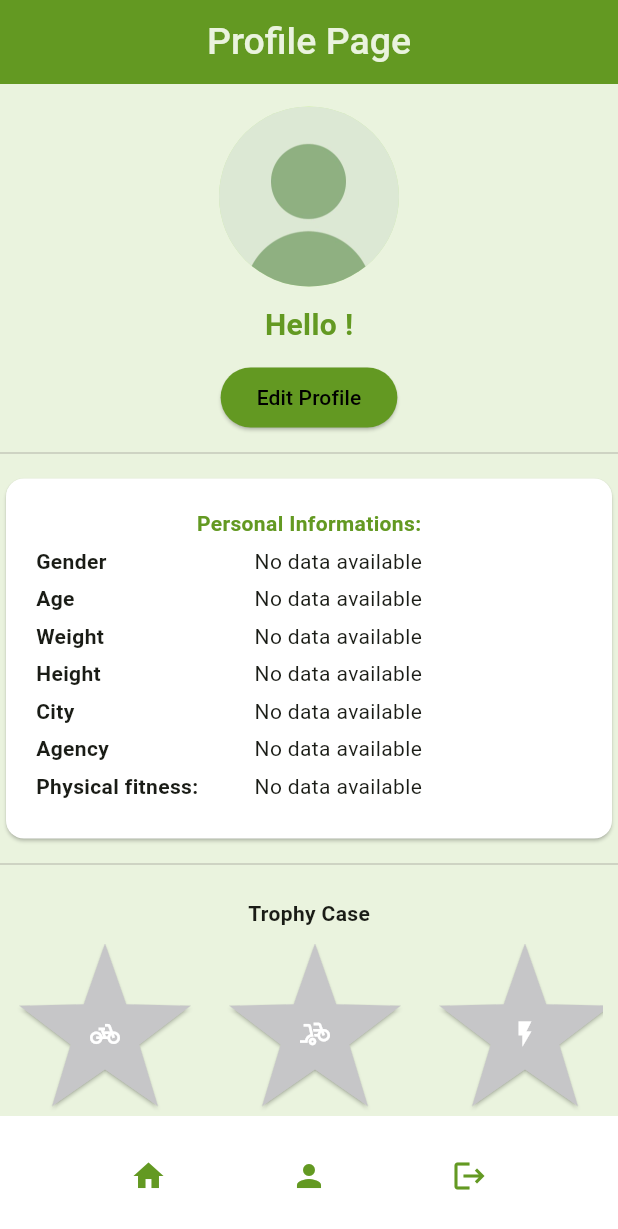
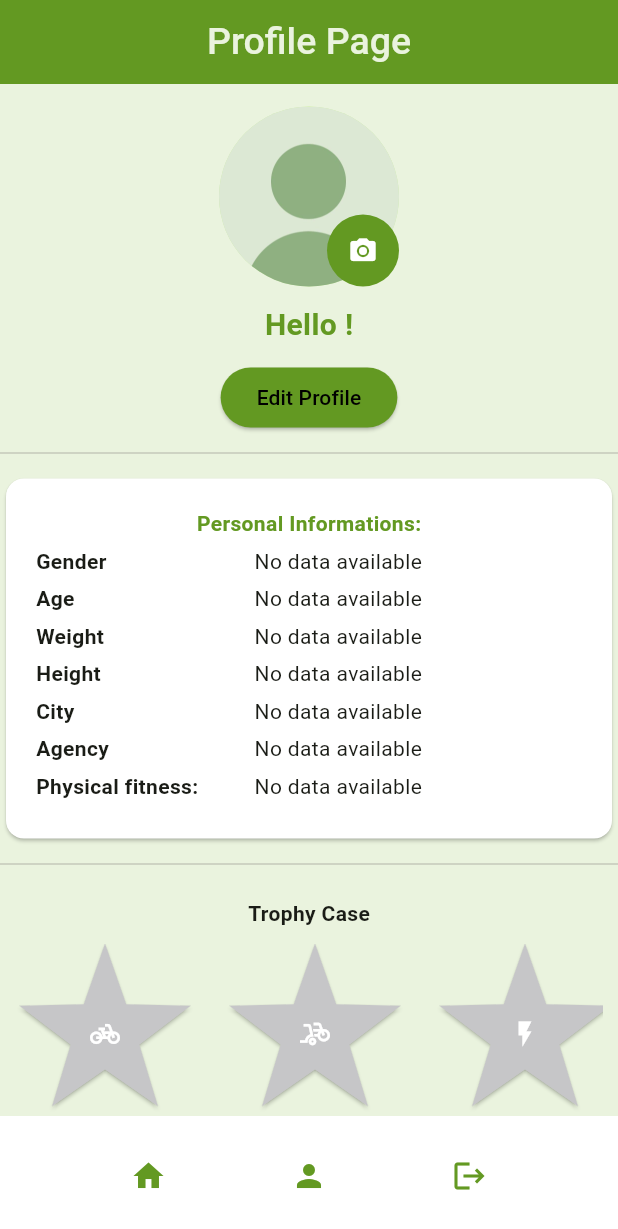
Before and after one commit to StellaRinaldii/RiderApp, a Flutter app: the Profilepage screen opened directly, on a phone screen of 412 x 824 dp. Shown: the top 1229 px of the screen. Run offline on Flutter 3.47's test engine with Material 3 defaults, Android fonts, the light colour scheme and no system bars; our stand-ins replace confetti, fl_chart, image_picker, jwt_decoder, shared_preferences; accounts and stored records are empty.

Commit message:
profile + aftershift page

```diff
--- a/lib/screens/profilepage.dart
+++ b/lib/screens/profilepage.dart
@@ -1,5 +1,6 @@
 import 'package:flutter/cupertino.dart';
 import 'package:flutter/material.dart';
+import 'package:confetti/confetti.dart';
 import 'dart:typed_data';
 import 'dart:convert';
 
@@ -35,13 +36,24 @@ class _ProfilePageState extends State<Profilepage> {
   String agency = '';
   bool flag = false ;
 
+  // controllore per i confetti quando viene raggiunto un premio:
+  late ConfettiController _controller;
   // carichiamo possibili immagini profilo salvate nelle sp:
   // load possible profile images saved in the shared preference
   @override
   void initState() {
     super.initState();
     _loadProfileImage();
+    _controller = ConfettiController(duration: Duration(seconds: 4));
+    _controller.play();
   }
+
+  @override
+  void dispose() {
+    _controller.dispose();
+    super.dispose();
+  }
+
 
   @override
   Widget build(BuildContext context) {
@@ -64,13 +76,34 @@ class _ProfilePageState extends State<Profilepage> {
             children:
             <Widget>[
               const SizedBox(height: 10),
-              CircleAvatar(
-                radius: 60,
-                backgroundImage: _webImage != null
-                    ? MemoryImage(_webImage!) // 1. Nuova foto appena scelta
-                    : (_savedImageBytes != null
-                        ? MemoryImage(_savedImageBytes!) // 2. Vecchia foto caricata all'avvio
-                        : const AssetImage('assets/profilepage/profilepic.png')), // 3. Default
+              Stack(
+                children: [
+                  CircleAvatar(
+                    radius: 60,
+                    backgroundImage: _webImage != null
+                        ? MemoryImage(_webImage!)
+                        : (_savedImageBytes != null
+                            ? MemoryImage(_savedImageBytes!)
+                            : const AssetImage('assets/profilepage/profilepic.png')),
+                  ),
+                  // positioning an icon button such that we can modify the profile picture
+                  Positioned(
+                    bottom: 0,
+                    right: 0,
+                    child: Container(
+                      decoration: const BoxDecoration(
+                        color: kGreen,
+                        shape: BoxShape.circle,
+                      ),
+                      child: IconButton(
+                        icon: const Icon(Icons.camera_alt, color: Colors.white, size: 20),
+                        onPressed: () {
+                          _pickImage();
+                        },
+                      ),
+                    ),
+                  ),
+                ],
               ),
               const SizedBox(height: 1),
               SizedBox( width: 200,
@@ -110,16 +143,6 @@ class _ProfilePageState extends State<Profilepage> {
                                             SizedBox(height: 5,),
                                            _getInfoText(context, 'agency', agency, 'Insert the name of your Agency'),
                                             SizedBox(height: 10,),
-
-                                            // button to modify the profile picture:
-                                            ElevatedButton (
-                                              style: ElevatedButton.styleFrom(
-                                                backgroundColor: kGreen, // Colore di sfondo
-                                                foregroundColor: kGreenLight, // Colore del testo/icona
-                                              ),
-                                              onPressed: _pickImage,
-                                              child: const Text("Modify Profile Picture")
-                                            )
                                           ],
                                         ),
                                         actions: [
--- a/pubspec.yaml
+++ b/pubspec.yaml
@@ -16,6 +16,7 @@ dependencies:
   provider:
   fl_chart: ^1.2.0
   image_picker: ^1.0.8
+  confetti: ^0.8.0
 
 
 dev_dependencies:
```
Also changed, not shown: lib/screens/aftershift.dart (+146 -63 lines), pubspec.lock.
